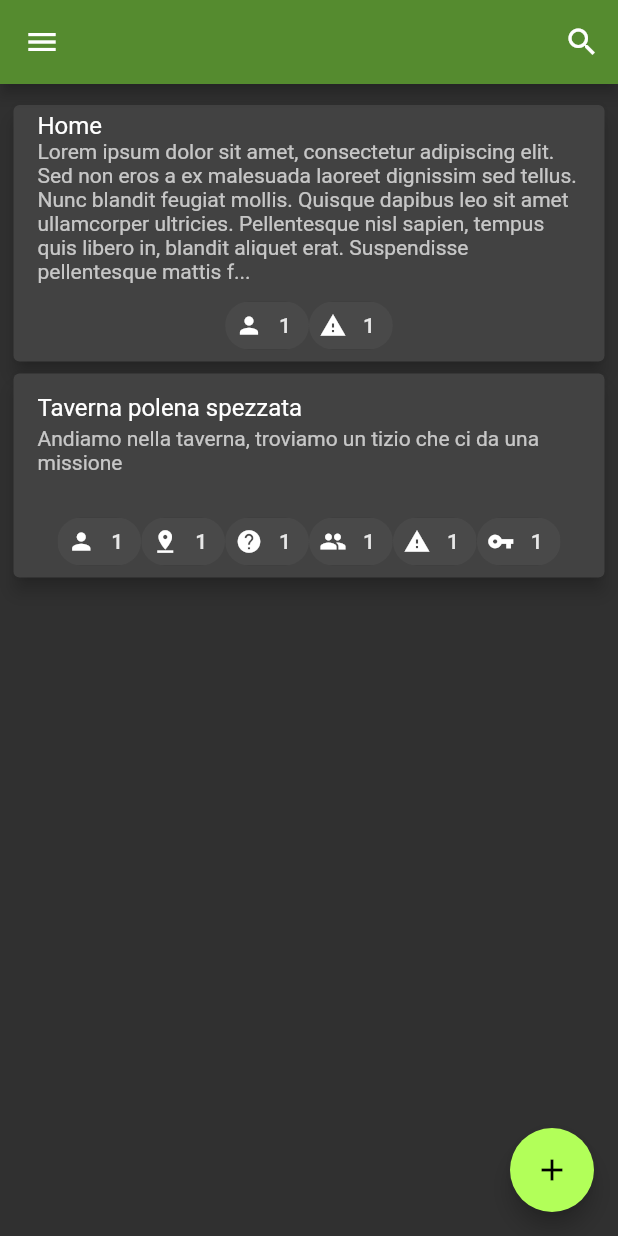
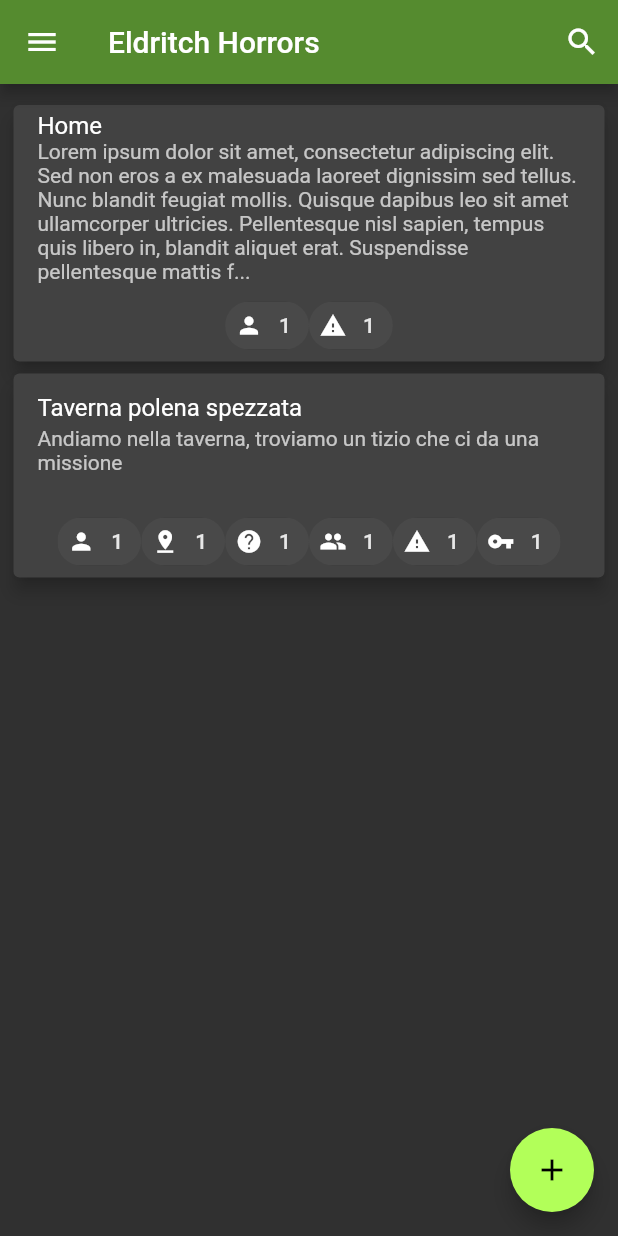
Before and after one commit to LukeDS-it/eternal-light-tome, a Flutter app: the StoryView screen opened directly with empty values, on a phone screen of 412 x 824 dp. Run offline on Flutter 3.47's test engine with Material 2 defaults, Android fonts, the phone set to English and light mode, and no system bars; Roboto replaces fonts that are missing (Hind, Montserrat).

Commit message:
switched logic to ids and added fake repositories

```diff
--- /dev/null
+++ b/lib/data/repositories.dart
@@ -0,0 +1,55 @@
+import 'package:elt/ui/view-model.dart';
+
+class ChapterRepo {
+  static List<ChapterVM> _chapters = [
+    ChapterVM(0,
+        "Home",
+        """
+Lorem ipsum dolor sit amet, consectetur adipiscing elit. Sed non eros a ex malesuada laoreet dignissim sed tellus. Nunc blandit feugiat mollis. Quisque dapibus leo sit amet ullamcorper ultricies. Pellentesque nisl sapien, tempus quis libero in, blandit aliquet erat. Suspendisse pellentesque mattis fermentum. Proin fermentum euismod ligula, nec congue libero sagittis sed. Vestibulum ante ipsum primis in faucibus orci luctus et ultrices posuere cubilia Curae; Mauris ac vehicula risus. Aliquam lobortis vulputate felis vitae dignissim. Nam ullamcorper turpis quis ipsum pellentesque convallis. Nullam cursus volutpat urna, a rhoncus est cursus eget. Quisque hendrerit orci eu accumsan iaculis. Fusce quam enim, malesuada eu libero sed, tempor imperdiet leo. Pellentesque et semper est. Nunc rhoncus magna ex, non malesuada metus lacinia ut.
+
+xIn hac habitasse platea dictumst. Vestibulum semper congue ultricies. Pellentesque elementum facilisis suscipit. Ut efficitur, nibh vitae euismod fringilla, ipsum dolor sollicitudin leo, in sodales purus lectus egestas arcu. Vestibulum eget turpis porttitor, sodales diam non, tincidunt tortor. Vestibulum blandit consequat mattis. Ut maximus vulputate mi. Pellentesque mattis, justo a tristique fermentum, dui dolor mollis dui, non ultricies tortor risus et tortor. Nulla facilisi.
+    """,
+        ["Cane"],
+        null,
+        null,
+        null,
+        ["Cane"]),
+    ChapterVM(1,
+        "Taverna polena spezzata",
+        "Andiamo nella taverna, troviamo un tizio che ci da una missione",
+        ["Giovanni"],
+        ["Palude di Ipswitch"],
+        ["Porta la scatola"],
+        ["Elfi"],
+        ["Velociragno"],
+        ["Scatola"])
+  ];
+
+  static List<ChapterVM> getChapters(int id)  {
+    return _chapters;
+  }
+}
+
+class CampaignRepo {
+  static int _progressive = 1;
+  static final List<CampaignVM> _campaigns = [
+    CampaignVM(0, "Eldritch Horrors", "Campagna basata su H. P. Lovecraft",
+        "2019-05-15"),
+    CampaignVM(
+        1, "GuruGuru", "Un bel giorno il re del male Ghiri...", "2019-07-22"),
+  ];
+
+  static CampaignVM getCampaign(int id) {
+    return _campaigns[id];
+  }
+
+  static List<CampaignVM> getCampaigns() {
+    return _campaigns;
+  }
+
+  static int addCampaign(title, description, startDate) {
+    _campaigns.add(CampaignVM(_progressive, title, description, startDate));
+    _progressive++;
+    return _progressive;
+  }
+}
--- a/lib/ui/common-components.dart
+++ b/lib/ui/common-components.dart
@@ -1,13 +1,14 @@
+import 'package:elt/ui/view-model.dart';
 import 'package:flutter/material.dart';
 
 class CampaignDrawer extends Drawer {
-  CampaignDrawer(String campaignName)
+  CampaignDrawer(CampaignVM campaign)
       : super(
             child: ListView(
           padding: EdgeInsets.zero,
           children: <Widget>[
             DrawerHeader(
-              child: Text(campaignName),
+              child: Text(campaign.title),
             ),
             ListTile(
               title: Text("Story"),
--- a/lib/ui/story-view.dart
+++ b/lib/ui/story-view.dart
@@ -1,52 +1,39 @@
+import 'package:elt/data/repositories.dart';
 import 'package:elt/ui/view-model.dart';
 import 'package:flutter/material.dart';
 
 import 'common-components.dart';
 
 class StoryView extends StatefulWidget {
-  final String _campaignName;
+  final int _campaignId;
 
-  StoryView(this._campaignName);
+  StoryView(this._campaignId);
 
   @override
   State<StatefulWidget> createState() {
-    return _StoryState(_campaignName);
+    return _StoryState(_campaignId);
   }
 }
 
 class _StoryState extends State<StoryView> {
-  final String _campaignName;
-  List<ChapterVM> chapters = [
-    ChapterVM(
-        "Home",
-        """
-Lorem ipsum dolor sit amet, consectetur adipiscing elit. Sed non eros a ex malesuada laoreet dignissim sed tellus. Nunc blandit feugiat mollis. Quisque dapibus leo sit amet ullamcorper ultricies. Pellentesque nisl sapien, tempus quis libero in, blandit aliquet erat. Suspendisse pellentesque mattis fermentum. Proin fermentum euismod ligula, nec congue libero sagittis sed. Vestibulum ante ipsum primis in faucibus orci luctus et ultrices posuere cubilia Curae; Mauris ac vehicula risus. Aliquam lobortis vulputate felis vitae dignissim. Nam ullamcorper turpis quis ipsum pellentesque convallis. Nullam cursus volutpat urna, a rhoncus est cursus eget. Quisque hendrerit orci eu accumsan iaculis. Fusce quam enim, malesuada eu libero sed, tempor imperdiet leo. Pellentesque et semper est. Nunc rhoncus magna ex, non malesuada metus lacinia ut.
+  final int _campaignId;
+  final CampaignVM _campaign;
+  final List<ChapterVM> _chapters;
 
-xIn hac habitasse platea dictumst. Vestibulum semper congue ultricies. Pellentesque elementum facilisis suscipit. Ut efficitur, nibh vitae euismod fringilla, ipsum dolor sollicitudin leo, in sodales purus lectus egestas arcu. Vestibulum eget turpis porttitor, sodales diam non, tincidunt tortor. Vestibulum blandit consequat mattis. Ut maximus vulputate mi. Pellentesque mattis, justo a tristique fermentum, dui dolor mollis dui, non ultricies tortor risus et tortor. Nulla facilisi.
-    """,
-        ["Cane"],
-        null,
-        null,
-        null,
-        ["Cane"]),
-    ChapterVM(
-        "Taverna polena spezzata",
-        "Andiamo nella taverna, troviamo un tizio che ci da una missione",
-        ["Giovanni"],
-        ["Palude di Ipswitch"],
-        ["Porta la scatola"],
-        ["Elfi"],
-        ["Velociragno"],
-        ["Scatola"])
-  ];
+  _StoryState._(this._campaignId, this._campaign, this._chapters);
 
-  _StoryState(this._campaignName);
+  factory _StoryState(int id) {
+    CampaignVM campaign = CampaignRepo.getCampaign(id);
+    List<ChapterVM> chapters = ChapterRepo.getChapters(id);
+
+    return _StoryState._(id, campaign, chapters);
+  }
 
   @override
   Widget build(BuildContext context) {
     return Scaffold(
       appBar: AppBar(
-        title: Text(_campaignName),
+        title: Text(_campaign.title),
         actions: <Widget>[
           IconButton(
             icon: Icon(Icons.search),
@@ -54,12 +41,12 @@ xIn hac habitasse platea dictumst. Vestibulum semper congue ultricies. Pellentes
           )
         ],
       ),
-      drawer: CampaignDrawer(_campaignName),
+      drawer: CampaignDrawer(_campaign),
       body: ListView.builder(
           padding: EdgeInsets.fromLTRB(5, 10, 5, 10),
-          itemCount: chapters.length,
+          itemCount: _chapters.length,
           itemBuilder: (context, position) {
-            var chapter = chapters[position];
+            var chapter = _chapters[position];
             var story = chapter.story.length > 300
                 ? chapter.story.substring(0, 300) + "..."
                 : chapter.story;
--- a/lib/ui/view-model.dart
+++ b/lib/ui/view-model.dart
@@ -1,12 +1,16 @@
 class CampaignVM {
+  int id;
+
   String title;
   String description;
   String startDate;
 
-  CampaignVM(this.title, this.description, this.startDate);
+  CampaignVM(this.id, this.title, this.description, this.startDate);
 }
 
 class ChapterVM {
+  int id;
+
   String place;
   String story;
 
@@ -17,11 +21,18 @@ class ChapterVM {
   List<String> quests;
   List<String> monsters;
 
-  ChapterVM(this.place, this.story, [this.people, this.places, this.quests,
-      this.folks, this.monsters, this.items]);
+  ChapterVM(this.id, this.place, this.story,
+      [this.people,
+      this.places,
+      this.quests,
+      this.folks,
+      this.monsters,
+      this.items]);
 }
 
 class CharacterVM {
+  int id;
+
   String name;
   String race;
   String notes;
@@ -32,11 +43,14 @@ class CharacterVM {
   List<String> appearances;
   List<String> affiliations;
 
-  CharacterVM(this.name, this.description, this.race, this.alignment,
-      this.notes, this.appearances, this.quests, this.affiliations);
+  CharacterVM(this.id, this.name, this.description, this.race, this.alignment,
+      this.notes,
+      [this.appearances, this.quests, this.affiliations]);
 }
 
 class FolkVM {
+  int id;
+
   String name;
   String race;
   String place;
@@ -44,10 +58,11 @@ class FolkVM {
   List<String> people;
   List<String> places;
 
-  FolkVM(this.name, this.race, this.place, this.people, this.places);
+  FolkVM(this.id, this.name, this.race, this.place, [this.people, this.places]);
 }
 
 class ItemVM {
+  int id;
   int value;
 
   String name;
@@ -56,8 +71,8 @@ class ItemVM {
 
   List<String> appearances;
 
-  ItemVM(
-      this.value, this.name, this.effect, this.description, this.appearances);
+  ItemVM(this.value, this.name, this.effect, this.description,
+      [this.appearances]);
 }
 
 class Link {
@@ -68,6 +83,7 @@ class Link {
 }
 
 class MonsterVM {
+  int id;
   int health;
 
   String name;
@@ -75,10 +91,12 @@ class MonsterVM {
 
   List<String> places;
 
-  MonsterVM(this.health, this.name, this.type, this.places);
+  MonsterVM(this.health, this.name, this.type, [this.places]);
 }
 
 class PlaceVM {
+  int id;
+
   String name;
   String description;
 
@@ -88,11 +106,13 @@ class PlaceVM {
   List<Link> monsters;
   List<Link> characters;
 
-  PlaceVM(this.name, this.description, this.subPlaces, this.quests,
-      this.monsters, this.characters);
+  PlaceVM(this.name, this.description,
+      [this.subPlaces, this.quests, this.monsters, this.characters]);
 }
 
 class QuestVM {
+  int id;
+
   String title;
   String notes;
   String description;
@@ -105,6 +125,7 @@ class QuestVM {
 
   List<String> people;
 
-  QuestVM(this.description, this.notes, this.title, this.startChar, this.endChar,
-      this.startPlace, this.endPlace, this.people);
+  QuestVM(this.description, this.notes, this.title, this.startChar,
+      this.endChar, this.startPlace, this.endPlace,
+      [this.people]);
 }
```
Also changed, not shown: lib/ui/campaigns-view.dart (+8 -8 lines).
